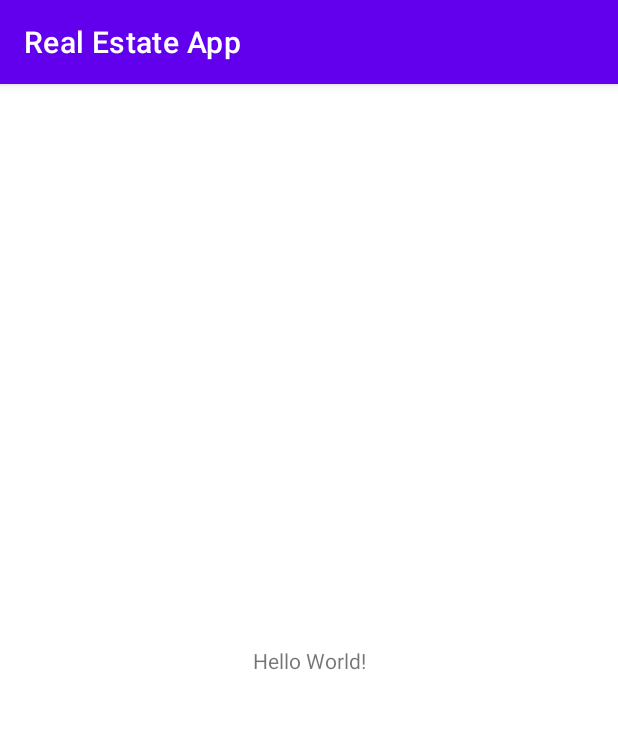
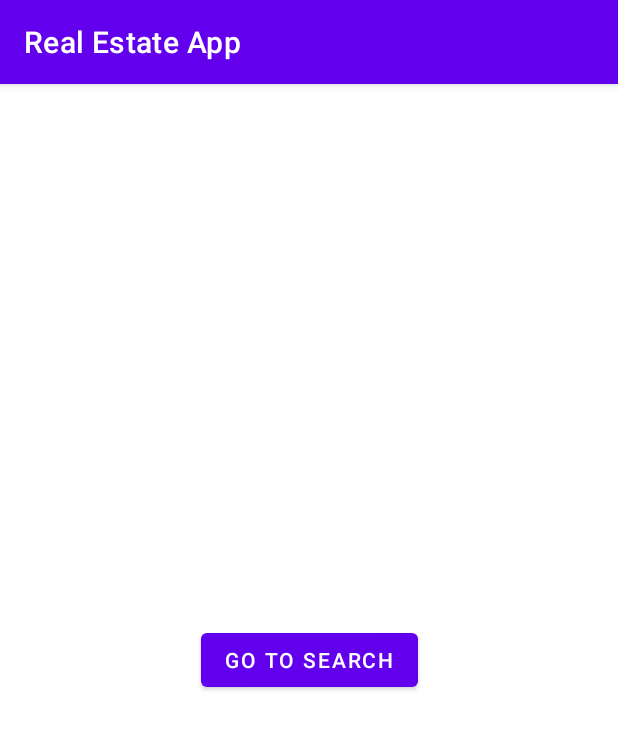
Before and after one commit to OSU-CodePath-Android-Spring-2022/real-estate-app, an Android app: the screen it shows after launch (MainActivity), on a phone screen of 412 x 824 dp. Shown: the top 729 px of the screen. Run offline under Robolectric (Android 15) with nearby library versions, the phone set to English and light mode, and no system bars.

Commit message:
added temp navigation from main to search

```diff
--- a/app/src/main/AndroidManifest.xml
+++ b/app/src/main/AndroidManifest.xml
@@ -11,7 +11,7 @@
         android:theme="@style/Theme.RealEstateApp">
         <activity
             android:name=".SearchActivity"
-            android:exported="false" />
+            android:exported="true" />
         <activity
             android:name=".MainActivity"
             android:exported="true">
--- a/app/src/main/res/layout/activity_main.xml
+++ b/app/src/main/res/layout/activity_main.xml
@@ -6,10 +6,11 @@
     android:layout_height="match_parent"
     tools:context=".MainActivity">
 
-    <TextView
+    <Button
         android:layout_width="wrap_content"
         android:layout_height="wrap_content"
-        android:text="Hello World!"
+        android:text="Go To Search"
+        android:onClick="startSearchActivity"
         app:layout_constraintBottom_toBottomOf="parent"
         app:layout_constraintLeft_toLeftOf="parent"
         app:layout_constraintRight_toRightOf="parent"
--- a/app/src/main/res/layout/activity_search.xml
+++ b/app/src/main/res/layout/activity_search.xml
@@ -12,7 +12,7 @@
         android:layout_height="wrap_content"
         android:text="@string/search_text"
         android:textSize="30sp"
-        android:layout_marginTop="200dp"
+        android:layout_marginTop="150dp"
         app:layout_constraintLeft_toLeftOf="parent"
         app:layout_constraintRight_toRightOf="parent"
         app:layout_constraintTop_toTopOf="parent" />
```
Also changed, not shown: app/src/main/java/com/example/realestateapp/MainActivity.kt (+7 -0 lines).
